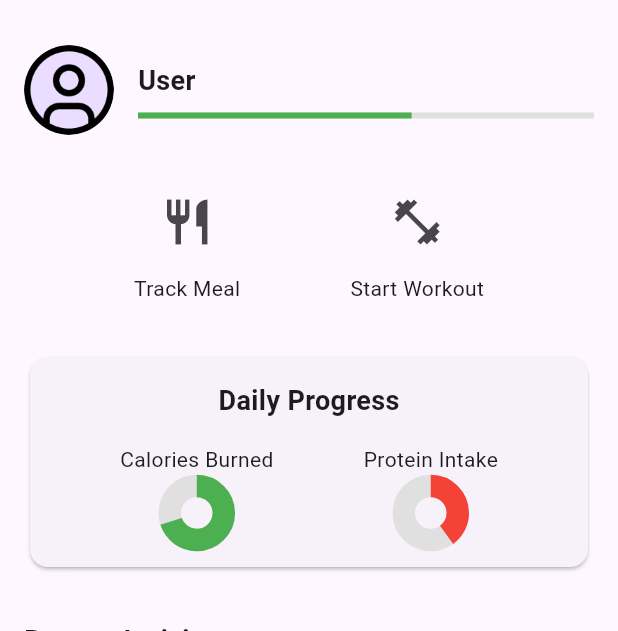
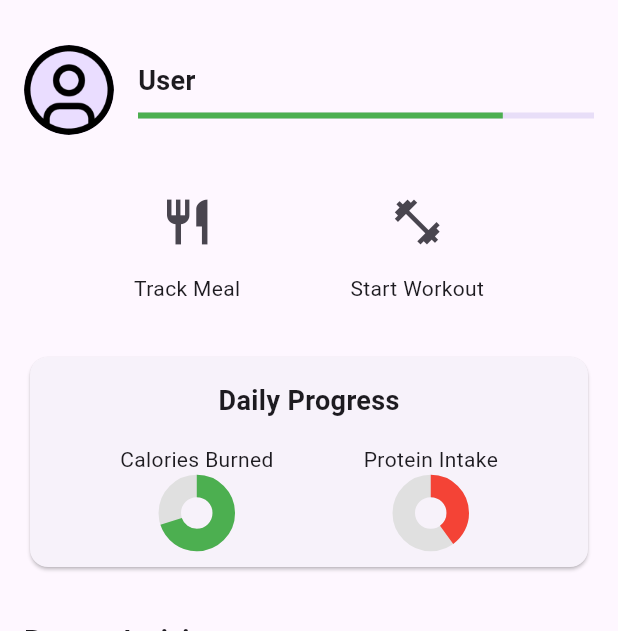
Before and after one commit to SamarthPanchal14/FitnessApp_Flutter-master, a Flutter app: the HomePage screen opened directly, on a phone screen of 412 x 824 dp, the part 63-694 px from its top. Run offline on Flutter 3.47's test engine with Material 3 defaults, Android fonts, the phone set to English and light mode, and no system bars; our stand-ins replace cloud_firestore, firebase_auth, firebase_core, shared_preferences; accounts and stored records are empty; project files that could hold a hidden picture were left out.

Commit message:
update code

```diff
--- a/lib/screens/home_page/user_profile.dart
+++ b/lib/screens/home_page/user_profile.dart
@@ -29,9 +29,8 @@ class UserProfileSection extends StatelessWidget {
                 ),
                 const SizedBox(height: 8.0),
                 LinearProgressIndicator(
-                  value: 0.6,
-                  backgroundColor: Colors.grey[300],
-                  valueColor: const AlwaysStoppedAnimation<Color>(Colors.green),
+                  value: 0.8,
+                  color: Colors.green,
                 ),
               ],
             ),
```
